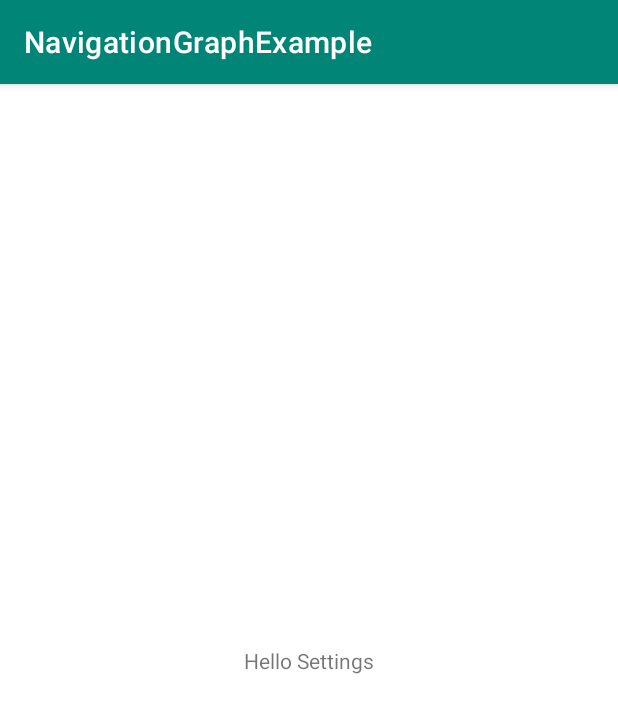
After one commit to adith-a-danthi/NavigationGraphExample, an Android app: the fragment SettingsFragment shown on its own in the app's theme, on a phone screen of 412 x 824 dp. The commit adds this screen. Shown: the top 713 px of the screen. Run offline under Robolectric (Android 15) with nearby library versions, the phone set to English and light mode, and no system bars; our stand-ins replace navigation-ui; 2 statements that could not run were skipped.

Commit message:
Added two fragments

```diff
--- a/app/src/main/AndroidManifest.xml
+++ b/app/src/main/AndroidManifest.xml
@@ -9,7 +9,7 @@
         android:roundIcon="@mipmap/ic_launcher_round"
         android:supportsRtl="true"
         android:theme="@style/AppTheme">
-        <activity android:name=".BaseActivity">
+        <activity android:name=".ui.BaseActivity">
             <intent-filter>
                 <action android:name="android.intent.action.MAIN" />
 
--- a/app/src/main/java/com/example/navigationgraphexample/BaseActivity.java
+++ b/app/src/main/java/com/example/navigationgraphexample/ui/BaseActivity.java
@@ -1,8 +1,10 @@
-package com.example.navigationgraphexample;
+package com.example.navigationgraphexample.ui;
 
 import androidx.appcompat.app.AppCompatActivity;
 
 import android.os.Bundle;
+
+import com.example.navigationgraphexample.R;
 
 public class BaseActivity extends AppCompatActivity {
 
--- /dev/null
+++ b/app/src/main/java/com/example/navigationgraphexample/ui/fragments/SettingsFragment.java
@@ -0,0 +1,51 @@
+package com.example.navigationgraphexample.ui.fragments;
+
+
+import android.os.Bundle;
+
+import androidx.annotation.NonNull;
+import androidx.annotation.Nullable;
+import androidx.fragment.app.Fragment;
+import androidx.navigation.NavController;
+import androidx.navigation.Navigation;
+import androidx.navigation.ui.NavigationUI;
+
+import android.view.LayoutInflater;
+import android.view.View;
+import android.view.ViewGroup;
+
+import com.example.navigationgraphexample.R;
+import com.google.android.material.bottomnavigation.BottomNavigationView;
+
+
+/**
+ * A simple {@link Fragment} subclass.
+ */
+public class SettingsFragment extends Fragment {
+
+
+    public SettingsFragment() {
+        // Required empty public constructor
+    }
+
+
+    @Override
+    public View onCreateView(LayoutInflater inflater, ViewGroup container,
+                             Bundle savedInstanceState) {
+        // Inflate the layout for this fragment
+        return inflater.inflate(R.layout.fragment_settings, container, false);
+    }
+
+    @Override
+    public void onViewCreated(@NonNull View view, @Nullable Bundle savedInstanceState) {
+        super.onViewCreated(view, savedInstanceState);
+
+        BottomNavigationView bottomNavigationView = getActivity().findViewById(R.id.bottomNav);
+
+        NavController navController =
+                Navigation.findNavController(requireActivity(),R.id.base_fragment);
+
+        NavigationUI.setupWithNavController(bottomNavigationView,navController);
+    }
+
+}
--- /dev/null
+++ b/app/src/main/res/layout/fragment_settings.xml
@@ -0,0 +1,19 @@
+<?xml version="1.0" encoding="utf-8"?>
+<androidx.constraintlayout.widget.ConstraintLayout xmlns:android="http://schemas.android.com/apk/res/android"
+    xmlns:app="http://schemas.android.com/apk/res-auto"
+    xmlns:tools="http://schemas.android.com/tools"
+    android:layout_width="match_parent"
+    android:layout_height="match_parent"
+    tools:context=".ui.fragments.SettingsFragment">
+
+    <!-- TODO: Update blank fragment layout -->
+    <TextView
+        android:layout_width="wrap_content"
+        android:layout_height="wrap_content"
+        android:text="@string/hello_settings"
+        app:layout_constraintBottom_toBottomOf="parent"
+        app:layout_constraintEnd_toEndOf="parent"
+        app:layout_constraintStart_toStartOf="parent"
+        app:layout_constraintTop_toTopOf="parent" />
+
+</androidx.constraintlayout.widget.ConstraintLayout>
--- a/app/src/main/res/values/strings.xml
+++ b/app/src/main/res/values/strings.xml
@@ -1,3 +1,9 @@
 <resources>
     <string name="app_name">NavigationGraphExample</string>
+    <string name="nav_home">Home</string>
+    <string name="nav_settings">Settings</string>
+
+    <string name="hello_home">Hello Home</string>
+    <string name="hello_settings">Hello Settings</string>
+
 </resources>
--- a/app/src/main/res/values/styles.xml
+++ b/app/src/main/res/values/styles.xml
@@ -1,7 +1,7 @@
 <resources>
 
     <!-- Base application theme. -->
-    <style name="AppTheme" parent="Theme.AppCompat.Light.DarkActionBar">
+    <style name="AppTheme" parent="Theme.MaterialComponents.Light.DarkActionBar">
         <!-- Customize your theme here. -->
         <item name="colorPrimary">@color/colorPrimary</item>
         <item name="colorPrimaryDark">@color/colorPrimaryDark</item>
```
Also changed, not shown: app/build.gradle (+8 -4 lines), app/src/main/java/com/example/navigationgraphexample/ui/fragments/HomeFragment.java (added, +51 -0 lines), app/src/main/res/layout/activity_base.xml (+20 -3 lines), app/src/main/res/layout/fragment_home.xml (added, +19 -0 lines), app/src/main/res/menu/bottom_menu.xml (added, +12 -0 lines), app/src/main/res/navigation/nav_graph.xml (added, +28 -0 lines).
